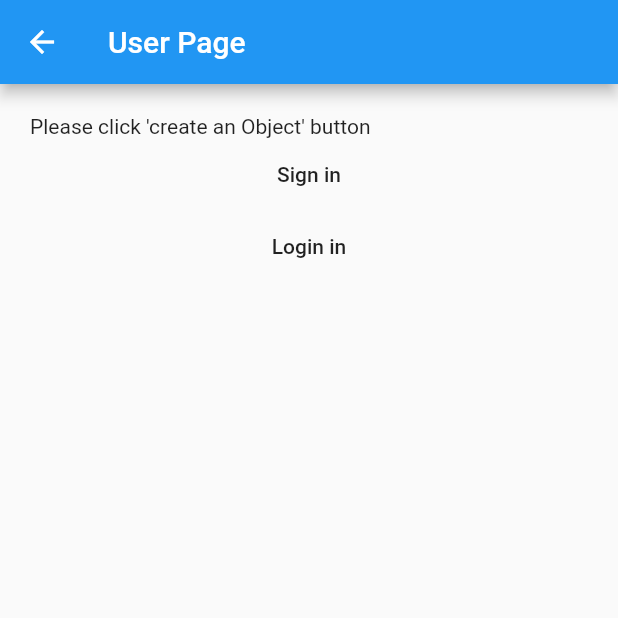
After one commit to LunaGao/leancloud_flutter_plugin, a Flutter app: the screen it shows after launch, after a tap on "LOGIN", on a phone screen of 412 x 824 dp, the top half of it. The commit adds this screen. Run offline on Flutter 3.47's test engine with Material 2 defaults, Android fonts, the phone set to English and light mode, and no system bars.

Commit message:
add user screen example

```diff
--- a/example/lib/list_screen.dart
+++ b/example/lib/list_screen.dart
@@ -2,6 +2,8 @@ import 'package:flutter/material.dart';
 
 import 'package:leancloud_flutter_plugin/leancloud_object.dart';
 import 'package:leancloud_flutter_plugin/leancloud_query.dart';
+
+import 'user_screen.dart';
 
 class ListScreen extends StatefulWidget {
   @override
@@ -121,6 +123,16 @@ class _ListScreenState extends State<ListScreen> {
                 onPressed: _queryByCQL,
                 child: Text('query by CQL'),
               ),
+              Text('login function'),
+              FlatButton(
+                onPressed: () {
+                  Navigator.push(
+                    context,
+                    MaterialPageRoute(builder: (context) => UserScreen()),
+                  );
+                },
+                child: Text('LOGIN'),
+              ),
             ],
           )
     );
--- /dev/null
+++ b/example/lib/user_screen.dart
@@ -0,0 +1,33 @@
+import 'package:flutter/material.dart';
+
+class UserScreen extends StatefulWidget {
+  @override
+  _UserScreenState createState() => _UserScreenState();
+}
+
+class _UserScreenState extends State<UserScreen> {
+
+  @override
+  Widget build(BuildContext context) {
+    return Scaffold(
+        appBar: AppBar(
+          title: const Text('User Page'),
+        ),
+        body: ListView(
+          shrinkWrap: true,
+          padding: const EdgeInsets.all(20.0),
+          children: <Widget>[
+            Text("Please click 'create an Object' button"),
+            FlatButton(
+              onPressed: () {},
+              child: Text('Sign in'),
+            ),
+            FlatButton(
+              onPressed: () {},
+              child: Text('Login in'),
+            )
+          ],
+        )
+    );
+  }
+}
--- a/lib/leancloud_flutter_plugin.dart
+++ b/lib/leancloud_flutter_plugin.dart
@@ -120,6 +120,12 @@ class LeancloudFlutterPlugin {
     var args = <String, String>{'cql': cql};
     return await _channel.invokeMethod('doCloudQuery', args);
   }
+
+  /// Get current User
+  Future<String> currentUser() async {
+    var currentUserJson = await _channel.invokeMethod('currentUser');
+    return currentUserJson;
+  }
 }
 
 /// Leancloud logger level
--- /dev/null
+++ b/lib/leancloud_user.dart
@@ -0,0 +1,15 @@
+import 'package:leancloud_flutter_plugin/leancloud_flutter_plugin.dart';
+import 'package:leancloud_flutter_plugin/leancloud_object.dart';
+
+class AVUser extends AVObject{
+
+  var _userName;
+
+  AVUser() : super("_User");
+
+//  AVUser currentUser() {
+//    var leancloudFlutterPlugin = LeancloudFlutterPlugin.getInstance();
+//    String jsonString = leancloudFlutterPlugin.currentUser();
+//    return leancloudFlutterPlugin.currentUser();
+//  }
+}
```
Also changed, not shown: 1 other file.
